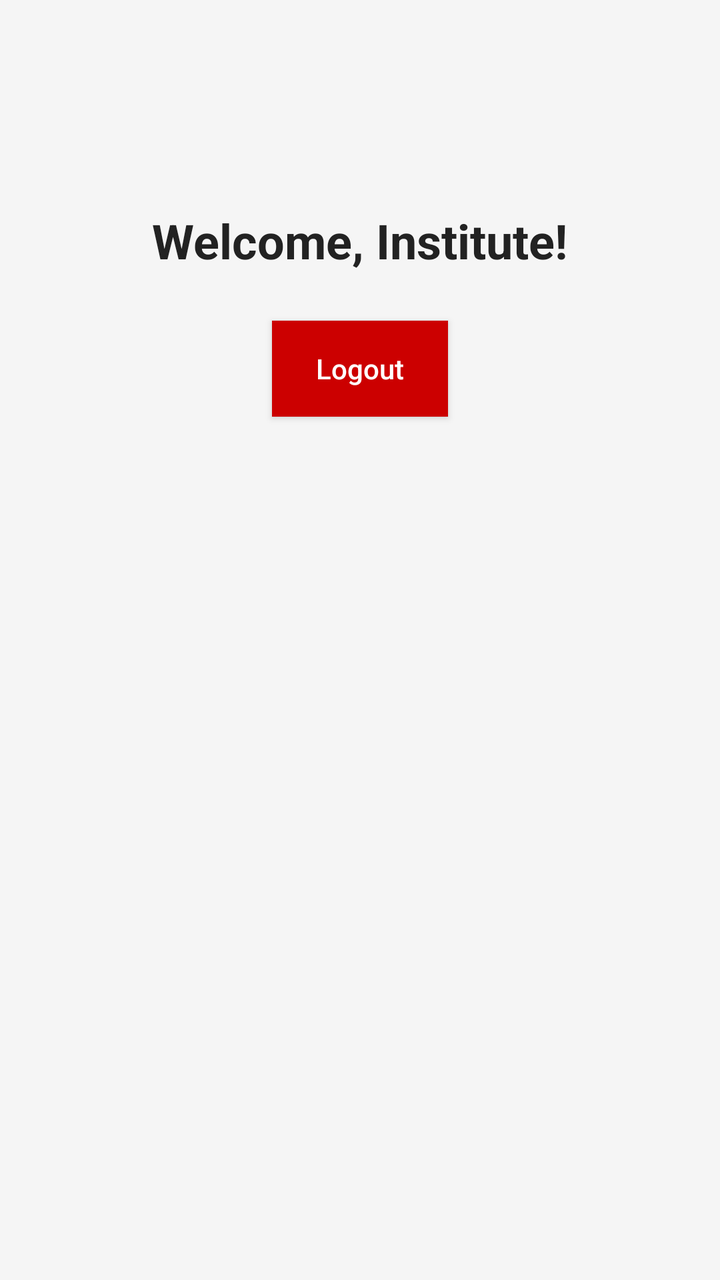
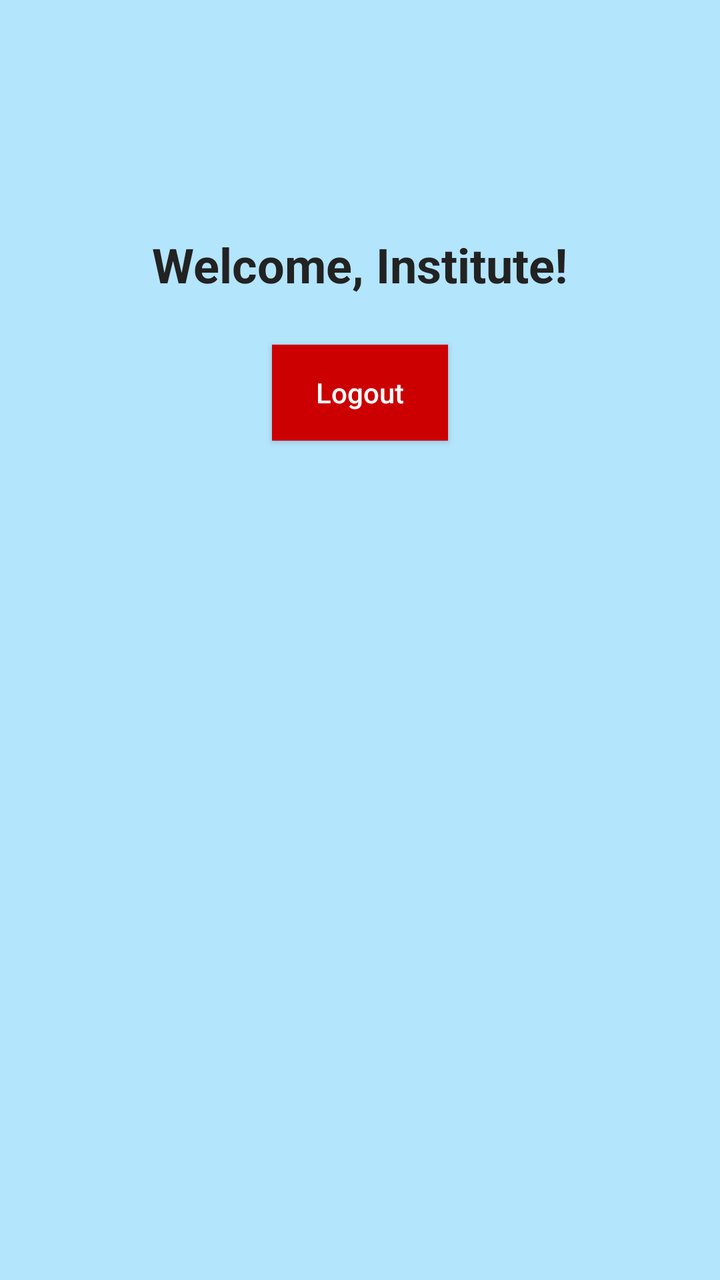

The first picture is an Android layout as it rendered before a commit; the second is the same layout after the commit. The layout source and the unified diff follow.
<!-- AndroidManifest.xml: application theme Theme.Seekshakcom -->
<!-- res/layout/activity_institute_home.xml -->
<?xml version="1.0" encoding="utf-8"?>
<RelativeLayout xmlns:android="http://schemas.android.com/apk/res/android"
    android:id="@+id/instituteHomeLayout"
    android:layout_width="match_parent"
    android:layout_height="match_parent"
    android:padding="24dp"
    android:background="#F5F5F5">

    <TextView
        android:id="@+id/welcomeTextInstitute"
        android:layout_width="wrap_content"
        android:layout_height="wrap_content"
        android:text="@string/welcome_institute"
        android:textSize="24sp"
        android:textStyle="bold"
        android:textColor="#222222"
        android:layout_centerHorizontal="true"
        android:layout_marginTop="80dp" />

    <Button
        android:id="@+id/logoutButton"
        android:layout_width="wrap_content"
        android:layout_height="wrap_content"
        android:text="Logout"
        android:textAllCaps="false"
        android:textColor="#FFFFFF"
        android:background="@android:color/holo_red_dark"
        android:padding="12dp"
        android:layout_centerHorizontal="true"
        android:layout_below="@id/welcomeTextInstitute"
        android:layout_marginTop="24dp"/>
</RelativeLayout>
<!-- resources referenced by this layout -->
<resources>
  <string name="welcome_institute">Welcome, Institute!</string>
  <style name="Theme.Seekshakcom" parent="Theme.AppCompat.Light.NoActionBar">
          
          <item name="colorPrimary">@color/black</item>
          <item name="colorPrimaryDark">@color/purple_700</item>
          <item name="colorAccent">@color/teal_200</item>
      </style>
  <color name="black">#FF000000</color>
  <color name="purple_700">#FF3700B3</color>
  <color name="teal_200">#FF03DAC5</color>
</resources>

<!-- the commit's change to res/layout/activity_institute_home.xml (unified diff, before → after) -->
@@ -3,8 +3,8 @@
     android:id="@+id/instituteHomeLayout"
     android:layout_width="match_parent"
     android:layout_height="match_parent"
-    android:padding="24dp"
-    android:background="#F5F5F5">
+    android:paddingTop="36dp"
+    android:background="#B3E5FC">
 
     <TextView
         android:id="@+id/welcomeTextInstitute"
